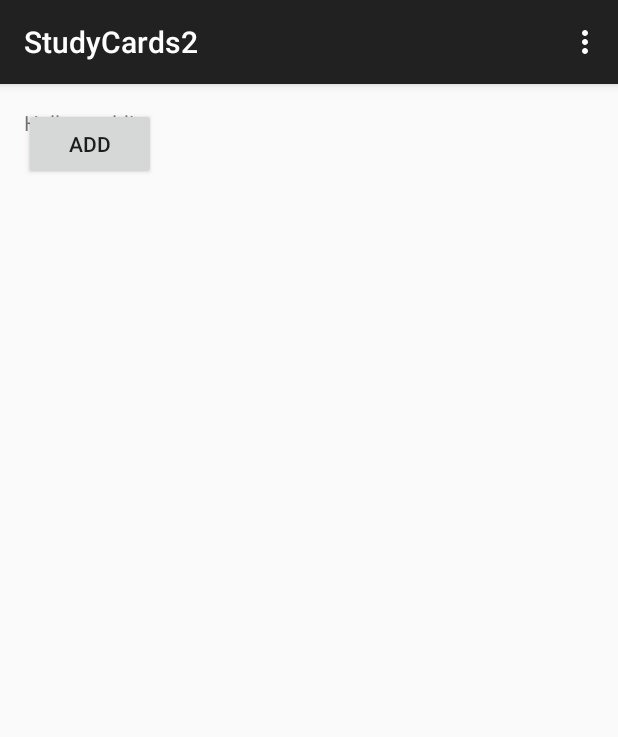
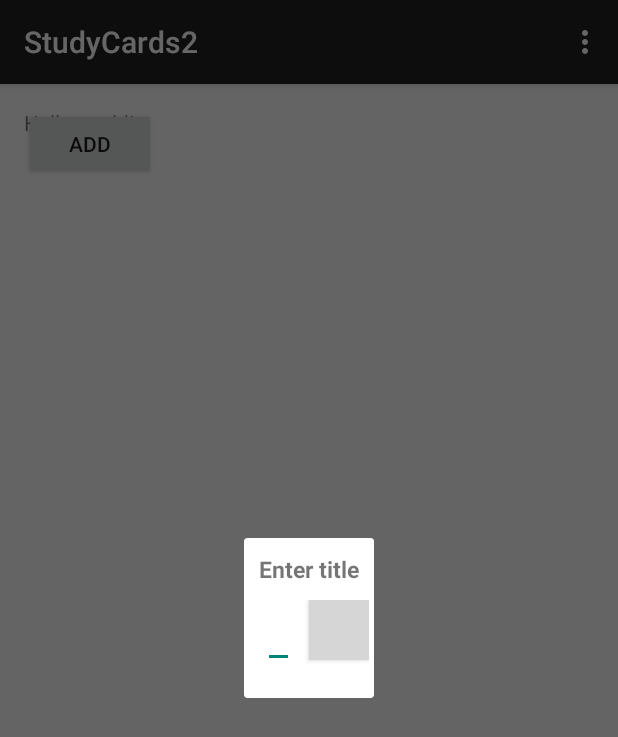
Before and after one commit to lennartpedersen/StudyCards, an Android app: the screen it shows after launch (MainActivity), after a tap on "ADD", on a phone screen of 412 x 824 dp. Shown: the top 737 px of the screen. Run offline under Robolectric (Android 15) with nearby library versions, the phone set to English and light mode, and no system bars; grey boxes are pictures that could not be loaded.

Commit message:
add category del 2

```diff
--- /dev/null
+++ b/StudyCards2/app/src/main/java/com/example/tom_fire/studycards2/CustomDialog.java
@@ -0,0 +1,35 @@
+package com.example.tom_fire.studycards2;
+
+import android.app.Activity;
+import android.app.Dialog;
+import android.content.Context;
+import android.os.Bundle;
+import android.view.View;
+import android.view.Window;
+import android.widget.Button;
+import android.widget.EditText;
+
+/**
+ * Created by Lennart Pedersen on 15-06-2015.
+ */
+public class CustomDialog extends Dialog implements android.view.View.OnClickListener {
+
+    public Button confirm;
+    public EditText text = (EditText) findViewById(R.id.dialogtextview);
+
+    public CustomDialog(Activity act) {
+        super(act);
+        //requestWindowFeature(Window.FEATURE_NO_TITLE);
+    }
+
+    protected void onCreate(Bundle savedInstanceState) {
+        super.onCreate(savedInstanceState);
+        setTitle("New Category");
+        setContentView(R.layout.custom_dialog);
+    }
+
+    @Override
+    public void onClick(View v) {
+
+    }
+}
--- a/StudyCards2/app/src/main/java/com/example/tom_fire/studycards2/MainActivity.java
+++ b/StudyCards2/app/src/main/java/com/example/tom_fire/studycards2/MainActivity.java
@@ -12,10 +12,12 @@ import android.widget.EditText;
 import android.widget.LinearLayout;
 import android.widget.Toast;
 
+import java.util.ArrayList;
+
 
 public class MainActivity extends ActionBarActivity {
 
-
+    public ArrayList<String> categories = new ArrayList<String>();
 
 
     @Override
@@ -23,24 +25,14 @@ public class MainActivity extends ActionBarActivity {
         super.onCreate(savedInstanceState);
         setContentView(R.layout.activity_main);
 
+
         final Button addCategory = (Button) findViewById(R.id.add_category);
         addCategory.setOnClickListener(new View.OnClickListener() {
             @Override
             public void onClick(View v) {
                 //Toast.makeText(getApplicationContext(),"knappen virker",Toast.LENGTH_SHORT).show();
-                AlertDialog.Builder alert = new AlertDialog.Builder(MainActivity.this);
-                alert.setTitle("New category");
-                alert.setMessage("Enter the name of the category");
-                final EditText input = new EditText(MainActivity.this);
-                LinearLayout.LayoutParams lp = new LinearLayout.LayoutParams(LinearLayout.LayoutParams.MATCH_PARENT,LinearLayout.LayoutParams.MATCH_PARENT);
-                input.setLayoutParams(lp);
-                alert.setView(input);
-                alert.setPositiveButton("Confirm", new DialogInterface.OnClickListener() {
-                    @Override
-                    public void onClick(DialogInterface dialog, int which) {
-
-                    }
-                });
+                CustomDialog cd = new CustomDialog(MainActivity.this);
+                cd.show();
             }
         });
     }
@@ -66,4 +58,8 @@ public class MainActivity extends ActionBarActivity {
 
         return super.onOptionsItemSelected(item);
     }
+
+    public void addTitle(String title) {
+        categories.add(title);
+    }
 }
--- /dev/null
+++ b/StudyCards2/app/src/main/res/layout/custom_dialog.xml
@@ -0,0 +1,41 @@
+<?xml version="1.0" encoding="utf-8"?>
+<LinearLayout xmlns:android="http://schemas.android.com/apk/res/android"
+    android:orientation="vertical" android:layout_width="match_parent"
+    android:layout_height="match_parent">
+
+    <TextView
+        android:id="@+id/dialogtitle"
+        android:layout_width="wrap_content"
+        android:layout_height="wrap_content"
+        android:layout_gravity="left"
+        android:layout_margin="10dp"
+        android:text="Enter title"
+        android:textSize="15dp"
+        android:textStyle="bold"
+        />
+
+    <LinearLayout
+        android:layout_width="wrap_content"
+        android:layout_height="wrap_content"
+        android:layout_gravity="center"
+        android:orientation="horizontal">
+
+        <EditText
+            android:id="@+id/dialogtextview"
+            android:layout_height="wrap_content"
+            android:layout_width="wrap_content"
+            android:layout_gravity="left"
+            android:layout_margin="10dp"
+        />
+
+        <Button
+            android:id="@+id/dialogButton"
+            android:layout_width="40dp"
+            android:layout_height="40dp"
+            android:background="@drawable/check"
+
+            />
+
+      </LinearLayout>
+
+</LinearLayout>
```
